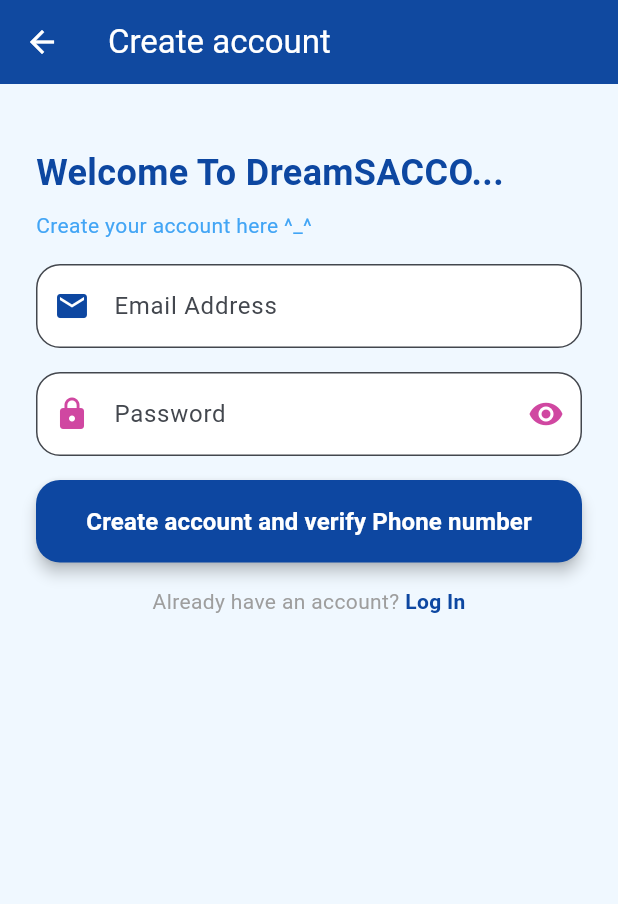
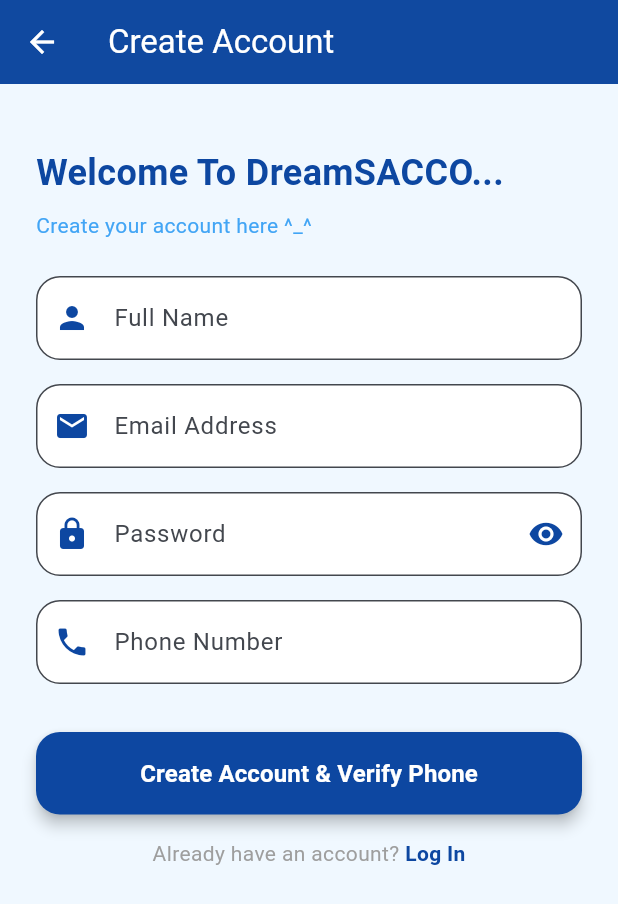
Before and after one commit to kkenan26/dreamsacco, a Flutter app: the SignUpScreen screen opened directly, on a phone screen of 412 x 824 dp. Shown: the top 904 px of the screen. Run offline on Flutter 3.47's test engine with Material 3 defaults, Android fonts, the phone set to English and light mode, and no system bars; our stand-ins replace cloud_firestore, firebase_auth, firebase_core; accounts and stored records are empty.

Commit message:
Final tests to auth screen

```diff
--- a/lib/screens/signup_screen.dart
+++ b/lib/screens/signup_screen.dart
@@ -26,12 +26,12 @@
 
     if (name.isEmpty || email.isEmpty || password.isEmpty || phone.isEmpty) {
       ScaffoldMessenger.of(context).showSnackBar(
-        const SnackBar(content: Text('Please  fill in all fields :) ')),
+        const SnackBar(content: Text('Please fill in all fields :)')),
       );
       return;
     }
 
-    setState(() => _isLoading= true);
+    setState(() => _isLoading = true);
 
     String? uid = await _authService.signUpWithEmail(
       email: email,
@@ -40,7 +40,7 @@
       phone: '+256$phone',
     );
 
-    if (uid== null) {
+    if (uid == null) {
       setState(() => _isLoading = false);
       if (!mounted) return;
       ScaffoldMessenger.of(context).showSnackBar(
@@ -52,7 +52,8 @@
     await _authService.sendOTP(
       phoneNumber: '+256$phone',
       onCodeSent: (verificationId) {
-        setState(() => _isLoading= false);
+        setState(() => _isLoading = false);
+        if (!mounted) return;
         Navigator.push(
           context,
           MaterialPageRoute(
@@ -65,20 +66,22 @@
       },
       onError: (error) {
         setState(() => _isLoading = false);
+        if (!mounted) return;
         ScaffoldMessenger.of(context).showSnackBar(
           SnackBar(content: Text(error)),
         );
       },
     );
   }
+
   @override
   Widget build(BuildContext context) {
     return Scaffold(
-      backgroundColor: const Color (0xFFF0F8FF),
+      backgroundColor: const Color(0xFFF0F8FF),
       appBar: AppBar(
         backgroundColor: const Color(0xFF0D47A1),
-        foregroundColor:Colors.white,
-        title: const Text('Create account'),
+        foregroundColor: Colors.white,
+        title: const Text('Create Account'),
         elevation: 2,
       ),
       body: SingleChildScrollView(
@@ -96,21 +99,25 @@
               ),
             ),
             const SizedBox(height: 8),
-            const Text('Create your account here ^_^',
+            const Text(
+              'Create your account here ^_^',
               style: TextStyle(
                 fontSize: 14,
                 color: Color(0xFF42A5F5),
               ),
             ),
-          const SizedBox(height: 16),
+            const SizedBox(height: 24),
 
+            // Full Name
             TextField(
-            controller: _emailController,
-            keyboardType: TextInputType.emailAddress,
+              controller: _nameController,
               decoration: InputDecoration(
-              labelText: 'Email Address',
-              prefixIcon: const Icon(Icons.email, color: Color(0xFF0D47A1)),
+                labelText: 'Full Name',
+                prefixIcon: const Icon(Icons.person, color: Color(0xFF0D47A1)),
                 border: OutlineInputBorder(
+                  borderRadius: BorderRadius.circular(16),
+                ),
+                focusedBorder: OutlineInputBorder(
                   borderRadius: BorderRadius.circular(16),
                   borderSide: const BorderSide(color: Color(0xFF0D47A1), width: 2),
                 ),
@@ -120,16 +127,37 @@
             ),
             const SizedBox(height: 16),
 
+            // Email
+            TextField(
+              controller: _emailController,
+              keyboardType: TextInputType.emailAddress,
+              decoration: InputDecoration(
+                labelText: 'Email Address',
+                prefixIcon: const Icon(Icons.email, color: Color(0xFF0D47A1)),
+                border: OutlineInputBorder(
+                  borderRadius: BorderRadius.circular(16),
+                ),
+                focusedBorder: OutlineInputBorder(
+                  borderRadius: BorderRadius.circular(16),
+                  borderSide: const BorderSide(color: Color(0xFF0D47A1), width: 2),
+                ),
+                filled: true,
+                fillColor: Colors.white,
+              ),
+            ),
+            const SizedBox(height: 16),
+
+            // Password
             TextField(
               controller: _passwordController,
               obscureText: _obscurePassword,
               decoration: InputDecoration(
                 labelText: 'Password',
-              prefixIcon: const Icon(Icons.lock, color: Color(0xFFD047A1)),
-              suffixIcon:IconButton(
+                prefixIcon: const Icon(Icons.lock, color: Color(0xFF0D47A1)),
+                suffixIcon: IconButton(
                   icon: Icon(
                     _obscurePassword ? Icons.visibility : Icons.visibility_off,
-                  color: const Color(0xFFD047A1),
+                    color: const Color(0xFF0D47A1),
                   ),
                   onPressed: () => setState(() => _obscurePassword = !_obscurePassword),
                 ),
@@ -146,10 +174,32 @@
             ),
             const SizedBox(height: 16),
 
+            // Phone Number
+            TextField(
+              controller: _phoneController,
+              keyboardType: TextInputType.phone,
+              decoration: InputDecoration(
+                labelText: 'Phone Number',
+                prefixText: '+256 ',
+                prefixIcon: const Icon(Icons.phone, color: Color(0xFF0D47A1)),
+                hintText: '7XXXXXXXX',
+                border: OutlineInputBorder(
+                  borderRadius: BorderRadius.circular(16),
+                ),
+                focusedBorder: OutlineInputBorder(
+                  borderRadius: BorderRadius.circular(16),
+                  borderSide: const BorderSide(color: Color(0xFF0D47A1), width: 2),
+                ),
+                filled: true,
+                fillColor: Colors.white,
+              ),
+            ),
+            const SizedBox(height: 32),
 
+            // Sign Up Button
             _isLoading
                 ? const Center(child: CircularProgressIndicator(color: Color(0xFF0D47A1)))
-            :ElevatedButton(
+                : ElevatedButton(
               onPressed: _signUp,
               style: ElevatedButton.styleFrom(
                 minimumSize: const Size(double.infinity, 55),
@@ -161,7 +211,7 @@
                 elevation: 4,
               ),
               child: const Text(
-              'Create account and verify Phone number',
+                'Create Account & Verify Phone',
                 style: TextStyle(fontSize: 16, fontWeight: FontWeight.w600),
               ),
             ),
--- a/lib/services/auth_service.dart
+++ b/lib/services/auth_service.dart
@@ -33,6 +33,7 @@
       }
       return null;
       } catch (e) {
+      print('SignUp Error: $e');
       return null;
       }
     }
```
Lines whose indentation alone changed are shown as unchanged.
